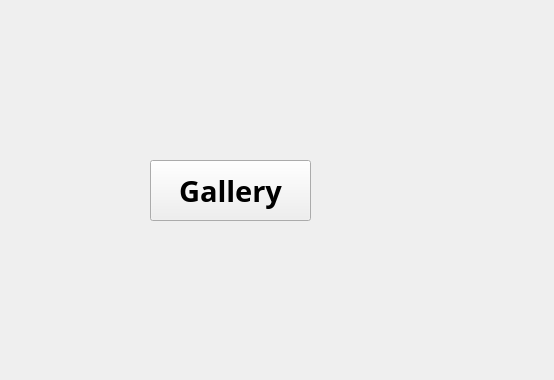
MeY-SaM/TacticalGame, file PR1/page1.ui: the form before one commit; both pictures show x 630 to 1184 and y 0 to 380 of the 1184 by 672 pixel window.
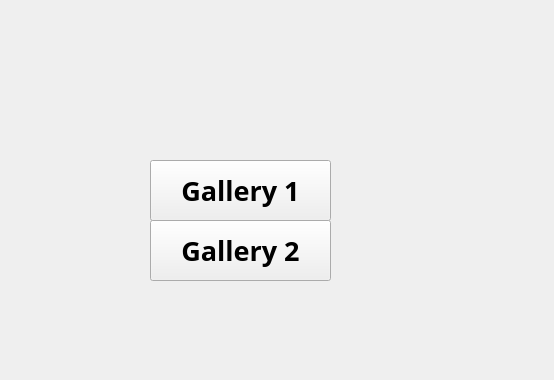
The form after the commit.

```diff
--- a/PR1/page1.ui
+++ b/PR1/page1.ui
@@ -22,14 +22,14 @@
      <rect>
       <x>780</x>
       <y>160</y>
-      <width>161</width>
+      <width>181</width>
       <height>61</height>
      </rect>
     </property>
     <property name="font">
      <font>
       <family>Segoe Print</family>
-      <pointsize>22</pointsize>
+      <pointsize>20</pointsize>
       <bold>true</bold>
      </font>
     </property>
@@ -46,7 +46,7 @@
      <bool>true</bool>
     </property>
     <property name="text">
-     <string>Gallery</string>
+     <string>Gallery 1</string>
     </property>
    </widget>
    <widget class="QPushButton" name="pushButtonStart">
@@ -118,6 +118,26 @@
      <string>Setting</string>
     </property>
    </widget>
+   <widget class="QPushButton" name="pushButtonGallery2">
+    <property name="geometry">
+     <rect>
+      <x>780</x>
+      <y>220</y>
+      <width>181</width>
+      <height>61</height>
+     </rect>
+    </property>
+    <property name="font">
+     <font>
+      <family>Segoe Print</family>
+      <pointsize>20</pointsize>
+      <bold>true</bold>
+     </font>
+    </property>
+    <property name="text">
+     <string>Gallery 2</string>
+    </property>
+   </widget>
   </widget>
   <widget class="QMenuBar" name="menubar">
    <property name="geometry">
```
Left out of the diff: 2 changed lines with no effect on the pictures.
